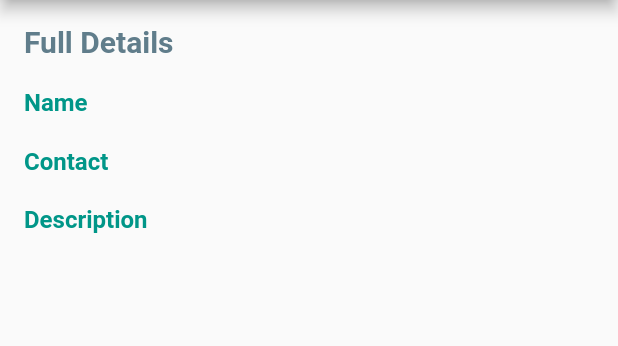
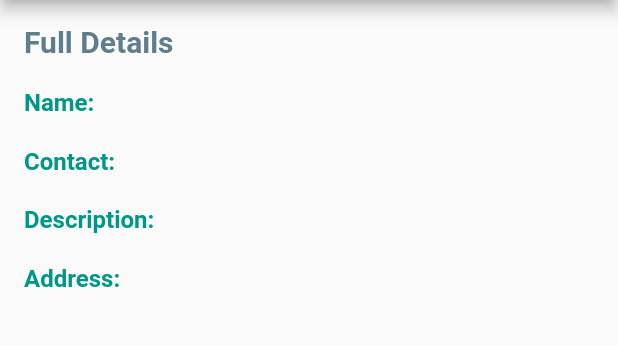
Before and after one commit to agismaulaya/Tugas8-9_SQLiteCRUD, a Flutter app: the ViewUser screen opened directly with empty values, on a phone screen of 412 x 824 dp, the part 84-430 px from its top. Run offline on Flutter 3.47's test engine with Material 2 defaults, Android fonts, the phone set to English and light mode, and no system bars; our stand-ins replace sqflite, sqflite_common_ffi; accounts and stored records are empty.

Commit message:
ViewUsers.dart

```diff
--- a/lib/screens/ViewUsers.dart
+++ b/lib/screens/ViewUsers.dart
@@ -12,10 +12,10 @@ class _ViewUserState extends State<ViewUser> {
   @override
   Widget build(BuildContext context) {
     return Scaffold(
-        appBar: AppBar(
-          title: const Text("SQLite CRUD"),
-        ),
-        body: Container(
+      appBar: AppBar(
+        title: const Text("SQLite CRUD"),
+      ),
+      body: Container(
           padding: EdgeInsets.all(16.0),
           child: Column(
             crossAxisAlignment: CrossAxisAlignment.start,
@@ -32,7 +32,7 @@ class _ViewUserState extends State<ViewUser> {
               ),
               Row(
                 children: [
-                  const Text('Name',
+                  const Text('Name:',
                       style: TextStyle(
                           color: Colors.teal,
                           fontSize: 16,
@@ -49,7 +49,7 @@ class _ViewUserState extends State<ViewUser> {
               ),
               Row(
                 children: [
-                  const Text('Contact',
+                  const Text('Contact:',
                       style: TextStyle(
                           color: Colors.teal,
                           fontSize: 16,
@@ -64,10 +64,26 @@ class _ViewUserState extends State<ViewUser> {
               const SizedBox(
                 height: 20,
               ),
-              Column(
-                crossAxisAlignment: CrossAxisAlignment.start,
+              Row(
                 children: [
-                  const Text('Description',
+                  const Text('Description:',
+                      style: TextStyle(
+                          color: Colors.teal,
+                          fontSize: 16,
+                          fontWeight: FontWeight.w600)),
+                  Padding(
+                    padding: const EdgeInsets.only(left: 25),
+                    child: Text(widget.user.description ?? '',
+                        style: const TextStyle(fontSize: 16)),
+                  ),
+                ],
+              ),
+              const SizedBox(
+                height: 20,
+              ),
+              Row(
+                children: [
+                  const Text('Address:',
                       style: TextStyle(
                           color: Colors.teal,
                           fontSize: 16,
@@ -75,12 +91,15 @@ class _ViewUserState extends State<ViewUser> {
                   const SizedBox(
                     height: 20,
                   ),
-                  Text(widget.user.description ?? '',
-                      style: const TextStyle(fontSize: 16)),
+                  Padding(
+                    padding: const EdgeInsets.only(left: 25),
+                    child: Text(widget.user.address ?? '',
+                        style: const TextStyle(fontSize: 16)),
+                  ),
                 ],
-              )
+              ),
             ],
-          ),
-        ));
+          )),
+    );
   }
 }
```
